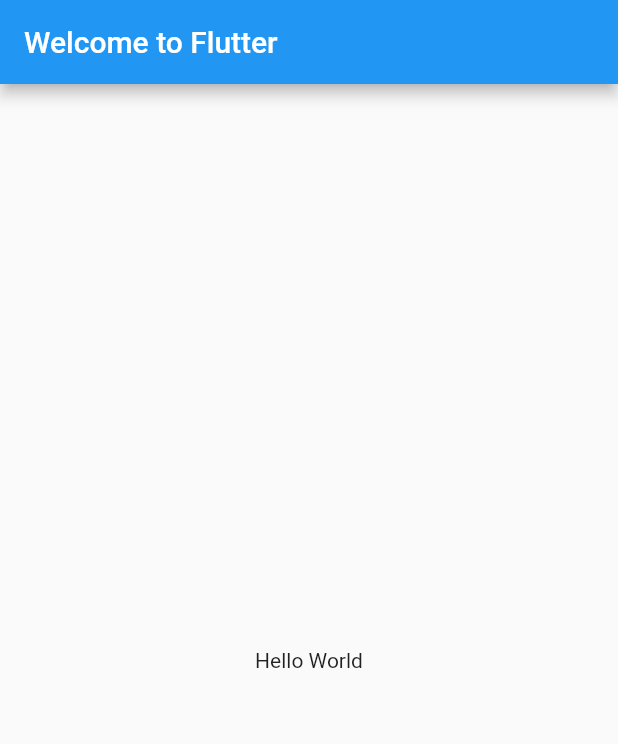
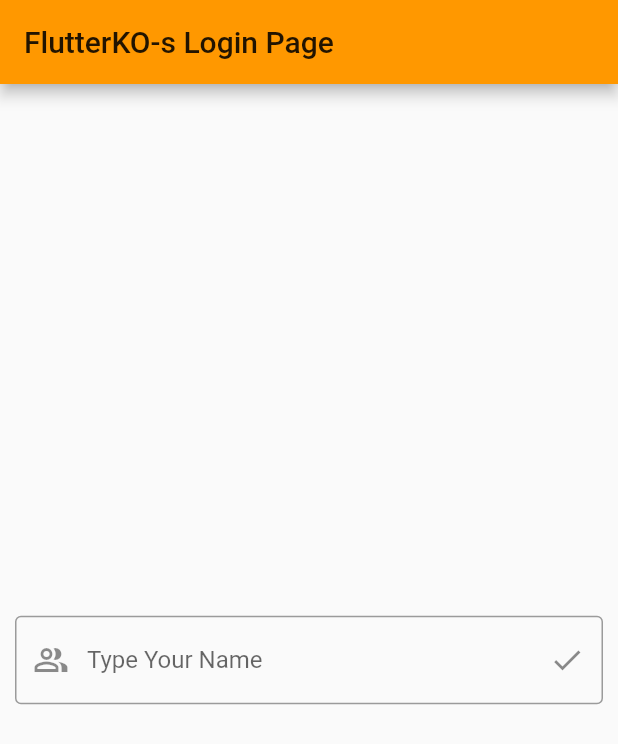
Before and after one commit to armaan2804/FlutterKO-s, a Flutter app: the screen it shows after launch, on a phone screen of 412 x 824 dp. Shown: the top 744 px of the screen. Run offline on Flutter 3.47's test engine with Material 2 defaults, Android fonts, the phone set to English and light mode, and no system bars.

Commit message:
First app ( tutorial

```diff
--- /dev/null
+++ b/flutterko_s/lib/login.dart
@@ -0,0 +1,54 @@
+import 'package:flutter/material.dart';
+import 'package:flutterko_s/MyHomePage.dart';
+
+class LoginPage extends StatelessWidget {
+  @override
+  Widget build(BuildContext context) {
+    return Scaffold(
+        appBar: AppBar(
+          title: Text('FlutterKO-s Login Page'),
+        ),
+        body: Body());
+  }
+}
+
+class Body extends StatefulWidget {
+  @override
+  _BodyState createState() => _BodyState();
+}
+
+class _BodyState extends State<Body> {
+  String name;
+  TextEditingController controller = new TextEditingController();
+
+  void click() {
+    this.name = controller.text;
+    Navigator.push(context,
+        MaterialPageRoute(builder: (context) => MyHomePage(this.name)));
+  }
+
+  @override
+  Widget build(BuildContext context) {
+    return Align(
+        alignment: Alignment.center,
+        child: Padding(
+          padding: EdgeInsets.all(10),
+          child: TextField(
+            controller: this.controller,
+            decoration: InputDecoration(
+              prefixIcon: Icon(Icons.people_alt_outlined),
+              labelText: "Type Your Name",
+              border: OutlineInputBorder(
+                  borderSide: BorderSide(width: 5, color: Colors.orange)),
+              suffixIcon: IconButton(
+                icon: Icon(Icons.done),
+                splashColor: Colors.orange[100],
+                hoverColor: Colors.orange[50],
+                tooltip: "Submit your name",
+                onPressed: this.click,
+              ),
+            ),
+          ),
+        ));
+  }
+}
--- a/flutterko_s/lib/main.dart
+++ b/flutterko_s/lib/main.dart
@@ -1,4 +1,6 @@
 import 'package:flutter/material.dart';
+import 'MyHomePage.dart';
+import 'login.dart';
 
 void main() {
   runApp(MyApp());
@@ -10,14 +12,11 @@
   Widget build(BuildContext context) {
     return MaterialApp(
       title: 'FlutterKO-s',
-      home: Scaffold(
-        appBar: AppBar(
-          title: Text('Welcome to Flutter'),
-        ),
-        body: Center(
-          child: Text('Hello World'),
-        ),
+      theme: ThemeData(
+        primarySwatch: Colors.orange,
+        visualDensity: VisualDensity.adaptivePlatformDensity,
       ),
+      home: LoginPage(),
     );
   }
 }
--- a/flutterko_s/pubspec.yaml
+++ b/flutterko_s/pubspec.yaml
@@ -28,6 +28,8 @@
   # The following adds the Cupertino Icons font to your application.
   # Use with the CupertinoIcons class for iOS style icons.
   cupertino_icons: ^1.0.2
+  button: ^0.0.4
+  math_expressions: ^2.1.1
 
 dev_dependencies:
   flutter_test:
```
Also changed, not shown: flutterko_s/lib/MyHomePage.dart (added, +36 -0 lines), flutterko_s/lib/Post.dart (added, +17 -0 lines), flutterko_s/lib/PostList.dart (added, +51 -0 lines), flutterko_s/lib/TextInputWidget.dart (added, +43 -0 lines), flutterko_s/pubspec.lock, 1 other file.
